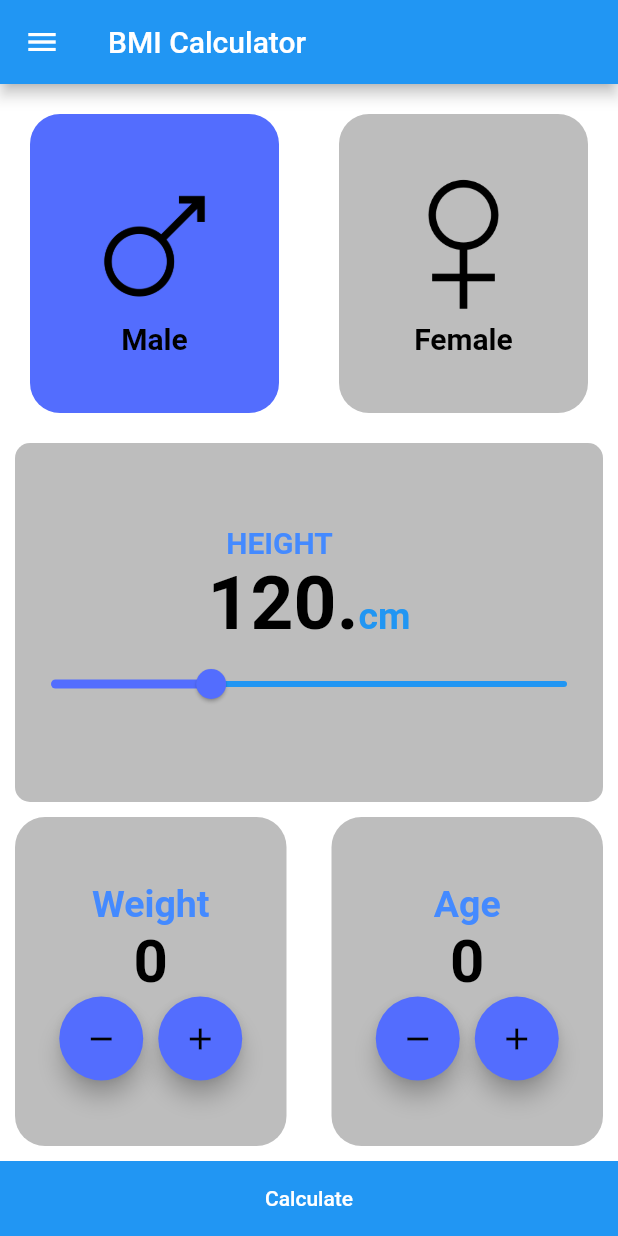
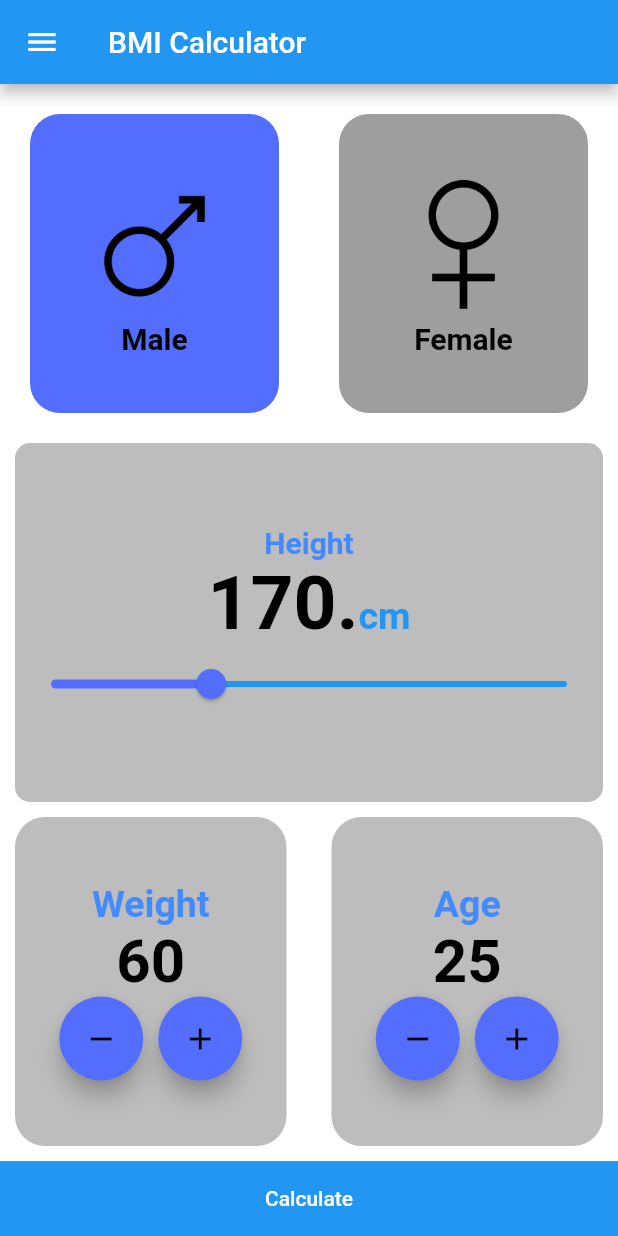
Before and after one commit to HassanEmad0010/BMI_CLACULATOR, a Flutter app: the screen it shows after launch, after a tap on "Male", on a phone screen of 412 x 824 dp. Run offline on Flutter 3.47's test engine with Material 2 defaults, Android fonts, the phone set to English and light mode, and no system bars; our stand-ins replace flutter_bloc.

Commit message:
Bloc Provider for Height, male and female

```diff
--- a/lib/Cubit/AgeCubit/Age_Cubit.dart
+++ b/lib/Cubit/AgeCubit/Age_Cubit.dart
@@ -7,7 +7,7 @@ class AgeCubit extends Cubit<AgeState>{
 
 
 
-  int num=0;
+  int num=25;
 
 
   void getAge ({required int number, required inc_dec,})
--- /dev/null
+++ b/lib/Cubit/GenderCubit/Gender_Cubit.dart
@@ -0,0 +1,42 @@
+
+import 'dart:ui';
+
+import 'package:flutter/material.dart';
+import 'package:flutter_bloc/flutter_bloc.dart';
+
+import 'Gender_State.dart';
+
+class GenderCubit extends Cubit<GenderState>{
+
+  GenderCubit():super(InitialGenderState());
+
+  bool genderIsMale=true;
+  Color maleColor =Colors.indigoAccent;
+  Color femaleColor = Colors.grey;
+
+  void setGender ({required bool genderIsMale,} ){
+
+    if (genderIsMale ==true)
+      {
+        this.genderIsMale=genderIsMale;
+        maleColor=Colors.indigoAccent;
+        femaleColor=Colors.grey;
+         emit(ChangingGenderState());
+      }
+    else if (genderIsMale ==false)
+      {
+        this.genderIsMale=genderIsMale;
+        maleColor=Colors.grey;
+        femaleColor=Colors.indigoAccent;
+        emit(ChangingGenderState());
+      }
+
+  }
+
+
+
+
+
+
+
+}
--- /dev/null
+++ b/lib/Cubit/GenderCubit/Gender_State.dart
@@ -0,0 +1,7 @@
+
+
+abstract class GenderState {}
+
+class InitialGenderState extends GenderState {}
+
+class ChangingGenderState extends GenderState {}
--- a/lib/Cubit/HeightCubit/Height_Cubit.dart
+++ b/lib/Cubit/HeightCubit/Height_Cubit.dart
@@ -7,10 +7,14 @@ class HeightCubit extends Cubit<HeightState>{
 
   HeightCubit():super(InitialHeightState());
 
-  int Height=0;
-  void getHeight ({required int Height,required String inc_dec} ){
+  double Height=170;
+  void getHeight ({required double Height,required String inc_dec} ){
 
-    if (inc_dec =="I")
+    this.Height= Height;
+    emit(ChangingHeightState());
+
+
+ /*   if (inc_dec =="I")
       {
         this.Height+=Height;
       emit(ChangingHeightState());
@@ -19,7 +23,7 @@ class HeightCubit extends Cubit<HeightState>{
       {
         this.Height-=Height;
         emit(ChangingHeightState());
-      }
+      }*/
 
   }
 
--- a/lib/Cubit/WeightCubit/Weight_Cubit.dart
+++ b/lib/Cubit/WeightCubit/Weight_Cubit.dart
@@ -6,7 +6,7 @@ class WeightCubit extends Cubit<WeightState>{
 
   WeightCubit():super(InitialWeightState());
 
-  int weight=0;
+  int weight=60;
   void getWeight ({required int weight,required String inc_dec} ){
 
     if (inc_dec =="I")
--- a/lib/main.dart
+++ b/lib/main.dart
@@ -1,7 +1,9 @@
 
 //test git hub first editing in the code
 
+
 import 'package:bmiapp/Cubit/AgeCubit/Age_Cubit.dart';
+import 'package:bmiapp/Cubit/GenderCubit/Gender_Cubit.dart';
 import 'package:bmiapp/Cubit/HeightCubit/Height_Cubit.dart';
 import 'package:bmiapp/Cubit/WeightCubit/Weight_Cubit.dart';
 import 'package:flutter/material.dart';
@@ -16,6 +18,7 @@ void main() {
         BlocProvider(create: (context)=>AgeCubit()),
         BlocProvider(create: (context)=>WeightCubit()),
         BlocProvider(create: (context)=>HeightCubit()),
+        BlocProvider(create:(context)=>GenderCubit() ),
       ],
 
       child: MaterialApp(
--- a/lib/modules/app.dart
+++ b/lib/modules/app.dart
@@ -5,6 +5,10 @@ import 'dart:math';
 
 import 'package:bmiapp/Cubit/AgeCubit/Age_Cubit.dart';
 import 'package:bmiapp/Cubit/AgeCubit/Age_State.dart';
+import 'package:bmiapp/Cubit/GenderCubit/Gender_Cubit.dart';
+import 'package:bmiapp/Cubit/GenderCubit/Gender_State.dart';
+import 'package:bmiapp/Cubit/HeightCubit/Height_Cubit.dart';
+import 'package:bmiapp/Cubit/HeightCubit/Weight_State.dart';
 import 'package:bmiapp/Cubit/WeightCubit/Weight_Cubit.dart';
 import 'package:bmiapp/Cubit/WeightCubit/Weight_State.dart';
 import 'package:bmiapp/componants/componants.sharedcomponant/componant.dart';
@@ -27,7 +31,8 @@ class BMIapp extends StatelessWidget {
       ),
       body: Column(
           children: [
-            Expanded(
+            BlocBuilder<GenderCubit,GenderState>(
+              builder:(context,state)=> Expanded(
                 child: Row(
                   mainAxisAlignment: MainAxisAlignment.center,
                   children: [
@@ -36,13 +41,18 @@ class BMIapp extends StatelessWidget {
                         padding: const EdgeInsets.all(20.0),
                         child: GestureDetector(
                           onTap: () {
-                          isMale = true;
+
+                            BlocProvider.of<GenderCubit>(context).setGender(genderIsMale: true);
+
+
                           },
                           child: Container(
                             decoration: BoxDecoration(
                               borderRadius: BorderRadius.circular(20),
                               color:
-                                isMale ? Colors.indigoAccent : Colors.grey[400],
+                                BlocProvider.of<GenderCubit>(context).maleColor,
+
+
                             ),
                             child: Column(
                               mainAxisAlignment: MainAxisAlignment.center,
@@ -72,13 +82,13 @@ class BMIapp extends StatelessWidget {
                         padding: const EdgeInsets.all(20.0),
                         child: GestureDetector(
                           onTap: () {
-                          isMale = false;
+                            BlocProvider.of<GenderCubit>(context).setGender(genderIsMale: false);
                           },
                           child: Container(
                             decoration: BoxDecoration(
                               borderRadius: BorderRadius.circular(20),
                               color:
-                                isMale ? Colors.grey[400] : Colors.indigoAccent,
+                                BlocProvider.of<GenderCubit>(context).femaleColor,
                             ),
                             child: Column(
                               mainAxisAlignment: MainAxisAlignment.center,
@@ -104,6 +114,7 @@ class BMIapp extends StatelessWidget {
                     ), //female
                   ],
                 ),
+              ),
             ), //male and female
 
              Expanded(
@@ -114,11 +125,14 @@ class BMIapp extends StatelessWidget {
                       borderRadius: BorderRadius.circular(10),
                       color: Colors.grey[400],
                     ),
-                  child: Column(
+                    child:
+
+                    BlocBuilder<HeightCubit,HeightState>(
+                      builder:(context,state)=> Column(
                         mainAxisAlignment: MainAxisAlignment.center,
                         children: [
                           const Text(
-                        "HEIGHT        ",
+                            "Height",
                             style: TextStyle(
                                 fontWeight: FontWeight.bold,
                                 fontSize: 20,
@@ -130,7 +144,7 @@ class BMIapp extends StatelessWidget {
                             textBaseline: TextBaseline.alphabetic,
                             children: [
                               Text(
-                            "${height.round()}.",
+                                "${BlocProvider.of<HeightCubit>(context).Height.round()}.",
                                 style: const TextStyle(
                                     fontWeight: FontWeight.bold,
                                     fontSize: 50,
@@ -155,14 +169,16 @@ class BMIapp extends StatelessWidget {
                               max: 220,
                               min: 75,
                               onChanged: (value) {
-                            height = value;
+                                BlocProvider.of<HeightCubit>(context).getHeight(Height: value, inc_dec: "I");
                                 // print(value);
                               })
                         ],
                       ),
                     ),
                   ),
-            ), //height
+                ),
+              ),
+             //height
 
             Expanded(
               child: Padding(
```
Lines whose indentation alone changed are shown as unchanged.
